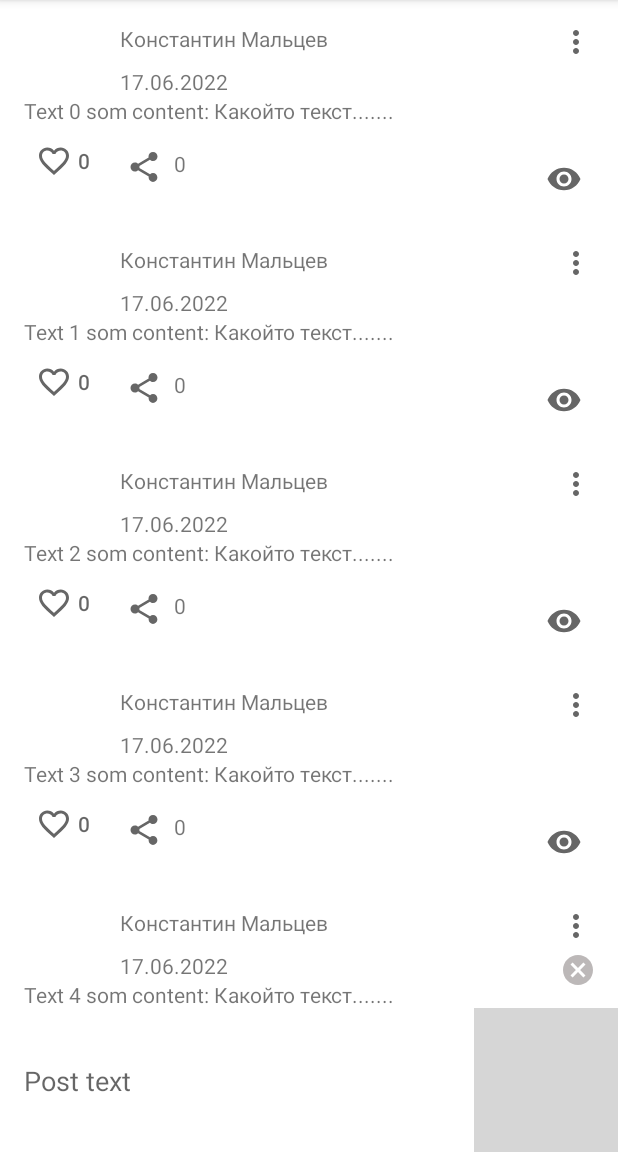
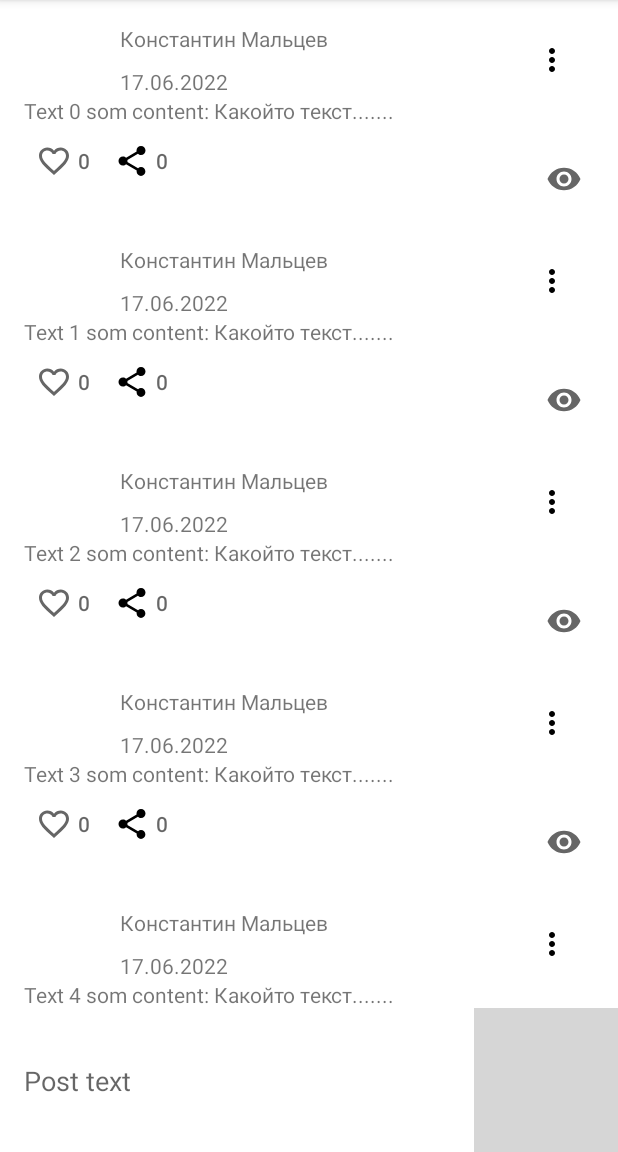
Before and after one commit to KonstantinMaltcev/NMediaNew, an Android app: the screen it shows after launch (MainActivity), on a phone screen of 412 x 824 dp, the part 84-1236 px from its top. Run offline under Robolectric (Android 15) with nearby library versions, the phone set to English and light mode, and no system bars; grey boxes are pictures that could not be loaded.

Commit message:
Add Toggle button

```diff
--- a/app/src/main/java/ru/netology/nmedia/adapter/PostsAdapter.kt
+++ b/app/src/main/java/ru/netology/nmedia/adapter/PostsAdapter.kt
@@ -3,7 +3,6 @@ package ru.netology.nmedia.adapter
 import android.view.LayoutInflater
 import android.view.ViewGroup
 import android.widget.PopupMenu
-import androidx.annotation.DrawableRes
 import androidx.recyclerview.widget.DiffUtil
 import androidx.recyclerview.widget.ListAdapter
 import androidx.recyclerview.widget.RecyclerView
@@ -77,15 +76,11 @@ class PostsAdapter(
                 published.text = post.published
                 postText.text = post.content
                 likes.text = reductionNumbers(post.likes)
-                amountShare.text = reductionNumbers(post.shares)
+                share.text = reductionNumbers(post.shares)
                 likes.isChecked = post.likedByMe
-
-//                likes.setOnClickListener { interactionListener.onLikeClicked(post) }
-                share.setOnClickListener { interactionListener.onShareClicked(post) }
-
+//                share.isChecked = true
             }
         }
-
 
         private fun reductionNumbers(count: Int): String {
             return when (count) {
@@ -99,9 +94,5 @@ class PostsAdapter(
         }
 
         private fun Int.pow(x: Int): Int = (2..x).fold(this) { R, _ -> R * this }
-
-//        @DrawableRes
-//        private fun getLikeIconResId(liked: Boolean) =
-//            if (liked) R.drawable.ic_liked_24dp else R.drawable.ic_like_24dp
     }
 }
--- a/app/src/main/java/ru/netology/nmedia/data/implementation/InMemoryPostRepository.kt
+++ b/app/src/main/java/ru/netology/nmedia/data/implementation/InMemoryPostRepository.kt
@@ -43,7 +43,9 @@ class InMemoryPostRepository : PostRepository {
     override fun shareById(id: Long) {
         data.value = posts.map {
             if (it.id != id) it else {
-                it.copy(shares = it.shares + 1)
+                it.copy(
+                    shares = countShareByMe(it.shares)
+                )
             }
         }
     }
@@ -75,6 +77,7 @@ class InMemoryPostRepository : PostRepository {
     private fun countLikeByMe(liked: Boolean, like: Int) =
         if (liked) like - 1 else like + 1
 
+    private fun countShareByMe(share: Int) = share + 1
 
     private companion object {
         const val GENERATED_AMOUNT_POST = 1000
--- a/app/src/main/java/ru/netology/nmedia/viewModel/PostViewModel.kt
+++ b/app/src/main/java/ru/netology/nmedia/viewModel/PostViewModel.kt
@@ -14,8 +14,7 @@ class PostViewModel : ViewModel(), PostInteractionListener {
     val data get() = repository.data
 
 
-    val currentPost = MutableLiveData<Post?>(null)
-    private val editPosts = MutableLiveData<Post?>(null)
+    val currentPost = MutableLiveData<Post?>(/*value*/null)
 
     fun onSaveButtonClicked(content: String) {
         if (content.isBlank()) return
@@ -42,7 +41,6 @@ class PostViewModel : ViewModel(), PostInteractionListener {
 
     override fun onEditClicked(post: Post) {
         currentPost.value = post
-        editPosts.value = post
     }
 
     // endregion PostInteractionListener
--- a/app/src/main/res/layout/activity_main.xml
+++ b/app/src/main/res/layout/activity_main.xml
@@ -15,25 +15,6 @@
         app:layout_constraintBottom_toTopOf="@id/toolsTopBarrier"
         app:layout_constraintTop_toTopOf="parent"
         tools:listitem="@layout/post" />
-
-    <ImageButton
-        android:id="@+id/cancel_edit"
-        android:layout_width="53dp"
-        android:layout_height="51dp"
-        android:contentDescription="@string/cancel_edit"
-        android:background="@android:color/transparent"
-        app:layout_constraintBottom_toTopOf="@id/save"
-        app:layout_constraintEnd_toEndOf="parent"
-        app:srcCompat="@drawable/ic_baseline_cancel_24"
-        tools:ignore="MissingConstraints" />
-
-    <androidx.constraintlayout.widget.Group
-        android:id="@+id/group"
-        android:layout_width="wrap_content"
-        android:layout_height="wrap_content"
-        app:constraint_referenced_ids="cancel_edit, save"
-        tools:ignore="MissingConstraints" />
-
 
     <androidx.constraintlayout.widget.Barrier
         android:id="@+id/toolsTopBarrier"
--- a/app/src/main/res/layout/post.xml
+++ b/app/src/main/res/layout/post.xml
@@ -30,14 +30,17 @@
         app:layout_constraintVertical_chainStyle="spread_inside"
         tools:text="Author name" />
 
-    <androidx.appcompat.widget.AppCompatImageButton
+    <com.google.android.material.button.MaterialButton
         android:id="@+id/menu"
+        style="@style/Widget.AppTheme.MenuCheckBox"
         android:layout_width="wrap_content"
         android:layout_height="wrap_content"
-        android:background="@android:color/transparent"
+        android:checkable="true"
         android:src="@drawable/ic_menu_24dp"
         app:layout_constraintEnd_toEndOf="parent"
+        app:layout_constraintTop_toTopOf="@id/author_name"
         tools:ignore="MissingConstraints" />
+
 
     <androidx.appcompat.widget.AppCompatTextView
         android:id="@+id/published"
@@ -50,7 +53,7 @@
         app:layout_constraintEnd_toEndOf="@id/author_name"
         app:layout_constraintStart_toEndOf="@id/avatar_image"
         app:layout_constraintTop_toBottomOf="@id/author_name"
-        tools:text="09.05.2022" />
+        tools:text="09.08.2022" />
 
     <androidx.constraintlayout.widget.Barrier
         android:id="@+id/barrier1"
@@ -75,26 +78,16 @@
         app:layout_constraintTop_toBottomOf="@id/postText"
         tools:text="1000" />
 
-    <androidx.appcompat.widget.AppCompatImageButton
+    <com.google.android.material.button.MaterialButton
         android:id="@+id/share"
+        style="@style/Widget.AppTheme.ShareCheckBox"
         android:layout_width="wrap_content"
         android:layout_height="wrap_content"
-        android:layout_marginStart="16dp"
-        android:layout_marginTop="16dp"
-        android:background="@android:color/transparent"
-        android:src="@drawable/ic_share_24dp"
+        android:checkable="true"
         app:layout_constraintStart_toEndOf="@id/likes"
-        app:layout_constraintTop_toBottomOf="@id/postText" />
+        app:layout_constraintTop_toBottomOf="@id/postText"
+        tools:text="100" />
 
-    <androidx.appcompat.widget.AppCompatTextView
-        android:id="@+id/amount_share"
-        android:layout_width="wrap_content"
-        android:layout_height="wrap_content"
-        android:layout_marginStart="8dp"
-        android:layout_marginTop="16dp"
-        app:layout_constraintStart_toEndOf="@id/share"
-        app:layout_constraintTop_toBottomOf="@id/postText"
-        tools:text="100000" />
 
     <androidx.appcompat.widget.AppCompatImageButton
         android:id="@+id/looking"
--- a/app/src/main/res/values/themes.xml
+++ b/app/src/main/res/values/themes.xml
@@ -20,4 +20,18 @@
         <item name="android:minWidth">@dimen/icon_button_min_size</item>
         <item name="android:minHeight">@dimen/icon_button_min_size</item>
     </style>
+
+    <style name="Widget.AppTheme.ShareCheckBox" parent="Widget.MaterialComponents.Button.TextButton.Icon">
+        <item name="icon">@drawable/ic_share_24dp</item>
+        <item name="iconTint">@color/black</item>
+        <item name="android:minWidth">@dimen/icon_button_min_size</item>
+        <item name="android:minHeight">@dimen/icon_button_min_size</item>
+    </style>
+
+    <style name="Widget.AppTheme.MenuCheckBox" parent="Widget.MaterialComponents.Button.TextButton.Icon">
+        <item name="icon">@drawable/ic_menu_24dp</item>
+        <item name="iconTint">@color/black</item>
+        <item name="android:minWidth">@dimen/icon_button_min_size</item>
+        <item name="android:minHeight">@dimen/icon_button_min_size</item>
+    </style>
 </resources>
```
